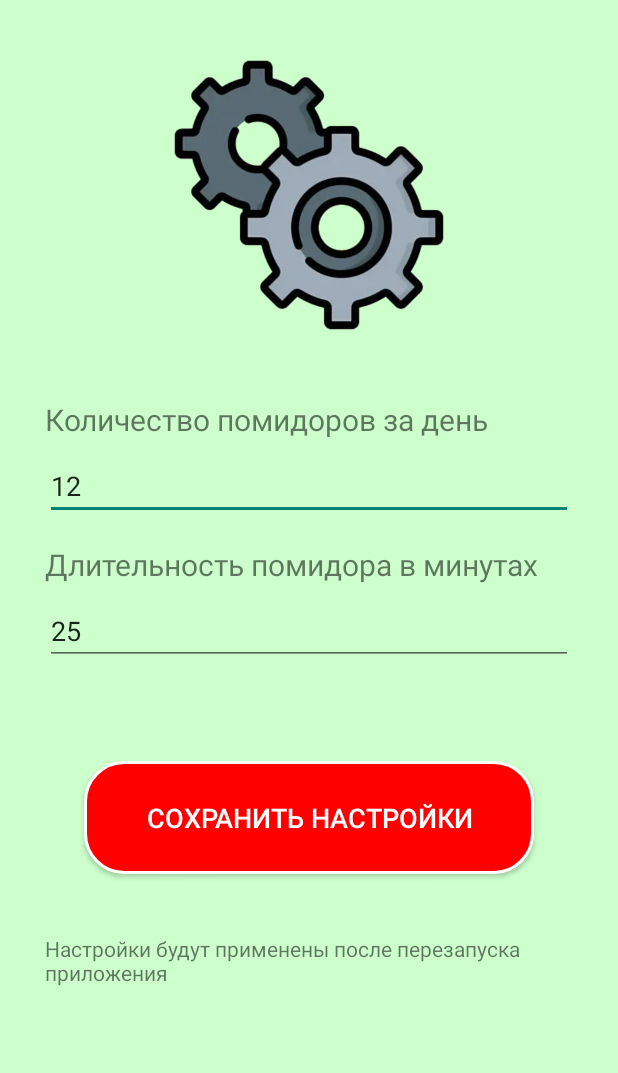
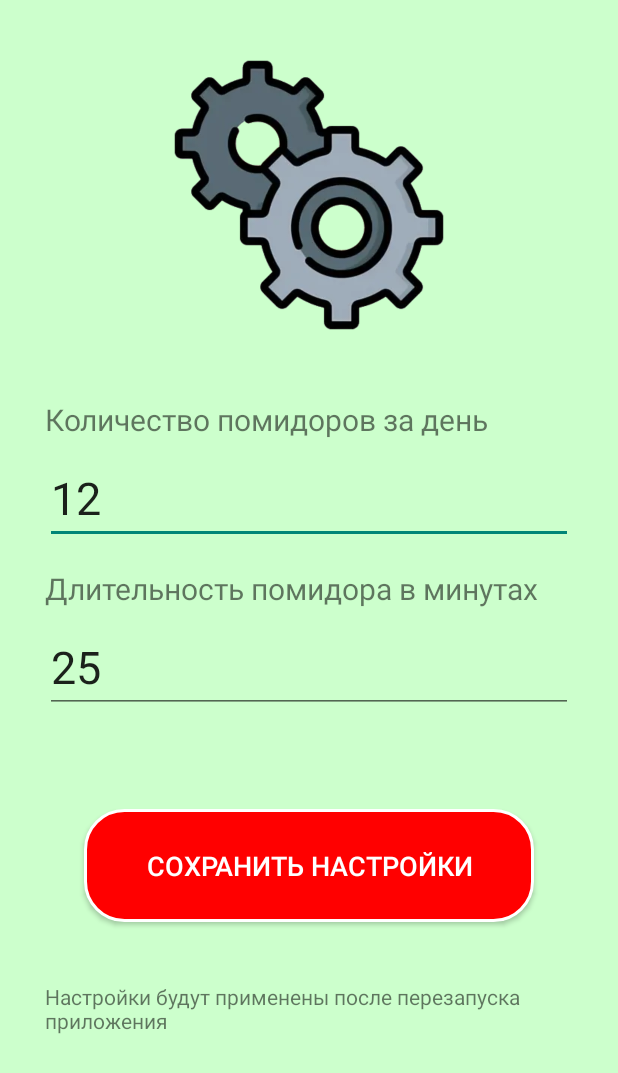
Before and after one commit to stanislavlyalin/pomodoro, an Android app: the SettingsActivity screen opened directly, with no data from a screen before it, on a phone screen of 412 x 824 dp. Shown: the top 1073 px of the screen. Run offline under Robolectric (Android 15) with nearby library versions, the phone set to English and light mode, and no system bars.

Commit message:
Increase font size of settings entry fields

```diff
--- a/app/src/main/res/layout/activity_settings.xml
+++ b/app/src/main/res/layout/activity_settings.xml
@@ -27,6 +27,7 @@
         android:layout_width="match_parent"
         android:layout_height="wrap_content"
         android:inputType="number"
+        android:textSize="30sp"
         android:hint="@string/number_of_pomodoros"
         android:layout_marginBottom="16dp" />
 
@@ -43,6 +44,7 @@
         android:layout_width="match_parent"
         android:layout_height="wrap_content"
         android:inputType="number"
+        android:textSize="30sp"
         android:hint="@string/pomodoro_duration_minutes"
         android:layout_marginBottom="24dp" />
 
```
